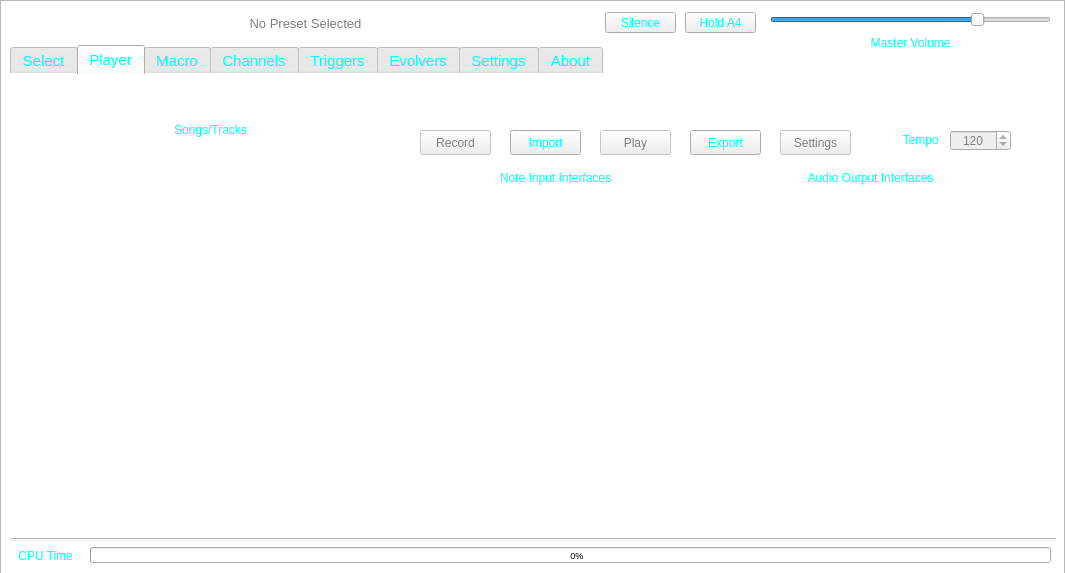
TheDaemoness/Soundbench, file ui/sbmain/soundbenchmain.ui: the form before one commit.
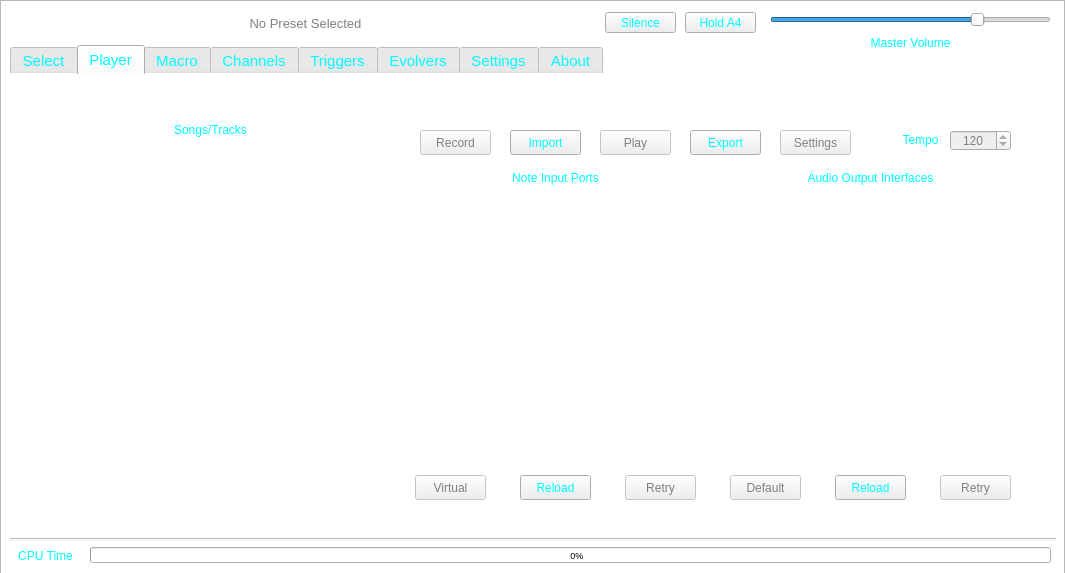
The form after the commit. The open tabs and pages were chosen to show the change. Icons and pictures are not drawn.

Commit message: The first commit in a long time. Finished the RtMidiFrontend's callback. It still needs to be tested. Implemented buttons to reload the lists of devices and ports. Removed the "Default" option from the lists of devices and ports. makeNode is now a stand-alone function. Added a function to perform events without MIDIEventNodes.

Patch:
```diff
--- a/ui/sbmain/soundbenchmain.ui
+++ b/ui/sbmain/soundbenchmain.ui
@@ -795,9 +795,9 @@
       <property name="geometry">
        <rect>
         <x>395</x>
-        <y>115</y>
+        <y>110</y>
         <width>301</width>
-        <height>311</height>
+        <height>281</height>
        </rect>
       </property>
       <property name="styleSheet">
@@ -819,7 +819,7 @@
        </rect>
       </property>
       <property name="text">
-       <string>Note Input Interfaces</string>
+       <string>Note Input Ports</string>
       </property>
       <property name="alignment">
        <set>Qt::AlignCenter</set>
@@ -829,9 +829,9 @@
       <property name="geometry">
        <rect>
         <x>710</x>
-        <y>115</y>
+        <y>110</y>
         <width>301</width>
-        <height>311</height>
+        <height>281</height>
        </rect>
       </property>
       <property name="styleSheet">
@@ -859,6 +859,129 @@
        <set>Qt::AlignCenter</set>
       </property>
      </widget>
+     <widget class="QPushButton" name="inputRetry">
+      <property name="enabled">
+       <bool>false</bool>
+      </property>
+      <property name="geometry">
+       <rect>
+        <x>615</x>
+        <y>400</y>
+        <width>71</width>
+        <height>25</height>
+       </rect>
+      </property>
+      <property name="toolTip">
+       <string>&lt;html&gt;&lt;head/&gt;&lt;body&gt;&lt;p&gt;Use the default port for the current frontend.&lt;/p&gt;&lt;/body&gt;&lt;/html&gt;</string>
+      </property>
+      <property name="text">
+       <string>Retry</string>
+      </property>
+      <property name="checkable">
+       <bool>false</bool>
+      </property>
+     </widget>
+     <widget class="QPushButton" name="inputReload">
+      <property name="enabled">
+       <bool>true</bool>
+      </property>
+      <property name="geometry">
+       <rect>
+        <x>510</x>
+        <y>400</y>
+        <width>71</width>
+        <height>25</height>
+       </rect>
+      </property>
+      <property name="toolTip">
+       <string>&lt;html&gt;&lt;head/&gt;&lt;body&gt;&lt;p&gt;Reload the list of available note inputs.&lt;/p&gt;&lt;/body&gt;&lt;/html&gt;</string>
+      </property>
+      <property name="text">
+       <string>Reload</string>
+      </property>
+     </widget>
+     <widget class="QPushButton" name="inputVirtual">
+      <property name="enabled">
+       <bool>false</bool>
+      </property>
+      <property name="geometry">
+       <rect>
+        <x>405</x>
+        <y>400</y>
+        <width>71</width>
+        <height>25</height>
+       </rect>
+      </property>
+      <property name="toolTip">
+       <string>&lt;html&gt;&lt;head/&gt;&lt;body&gt;&lt;p&gt;Open and use a virtual midi port.&lt;/p&gt;&lt;/body&gt;&lt;/html&gt;</string>
+      </property>
+      <property name="text">
+       <string>Virtual</string>
+      </property>
+      <property name="checkable">
+       <bool>true</bool>
+      </property>
+     </widget>
+     <widget class="QPushButton" name="outputDefault">
+      <property name="enabled">
+       <bool>false</bool>
+      </property>
+      <property name="geometry">
+       <rect>
+        <x>720</x>
+        <y>400</y>
+        <width>71</width>
+        <height>25</height>
+       </rect>
+      </property>
+      <property name="toolTip">
+       <string>&lt;html&gt;&lt;head/&gt;&lt;body&gt;&lt;p&gt;Use the default audio interface for the current backend.&lt;/p&gt;&lt;/body&gt;&lt;/html&gt;</string>
+      </property>
+      <property name="text">
+       <string>Default</string>
+      </property>
+      <property name="checkable">
+       <bool>false</bool>
+      </property>
+     </widget>
+     <widget class="QPushButton" name="outputReload">
+      <property name="enabled">
+       <bool>true</bool>
+      </property>
+      <property name="geometry">
+       <rect>
+        <x>825</x>
+        <y>400</y>
+        <width>71</width>
+        <height>25</height>
+       </rect>
+      </property>
+      <property name="toolTip">
+       <string>&lt;html&gt;&lt;head/&gt;&lt;body&gt;&lt;p&gt;Reload the list of available audio outputs.&lt;/p&gt;&lt;/body&gt;&lt;/html&gt;</string>
+      </property>
+      <property name="text">
+       <string>Reload</string>
+      </property>
+     </widget>
+     <widget class="QPushButton" name="outputBackend">
+      <property name="enabled">
+       <bool>false</bool>
+      </property>
+      <property name="geometry">
+       <rect>
+        <x>930</x>
+        <y>400</y>
+        <width>71</width>
+        <height>25</height>
+       </rect>
+      </property>
+      <property name="toolTip">
+       <string>&lt;html&gt;&lt;head/&gt;&lt;body&gt;&lt;p&gt;Try to start the audio backend.&lt;br&gt;This is in case it failed to initialize the first time.&lt;/p&gt;&lt;/body&gt;&lt;/html&gt;</string>
+      </property>
+      <property name="text">
+       <string>Retry</string>
+      </property>
+     </widget>
     </widget>
     <widget class="QWidget" name="tabMacro">
      <attribute name="title">
```
Left out of the diff: 2 changed lines with no effect on the pictures. The commit also changes 21 other files.
